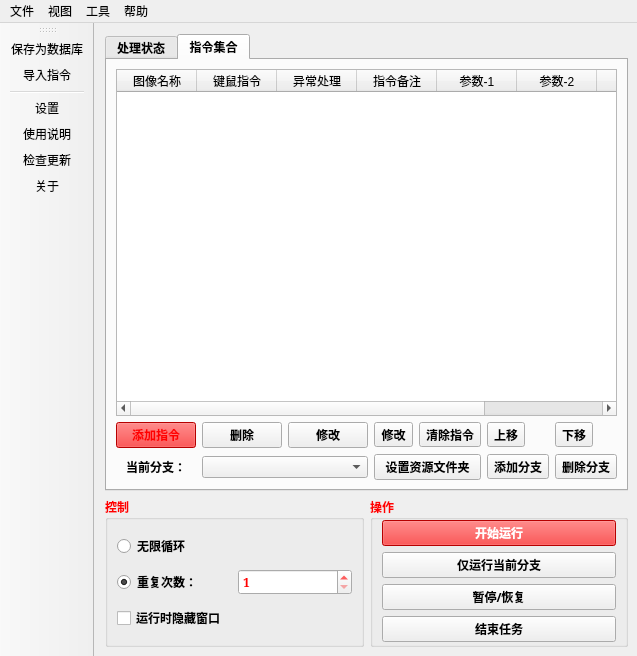
Before: the Qt Designer form 窗体/mainwindow.ui in FsterThanLight/automatic_clicker_2, drawn with Qt 5.
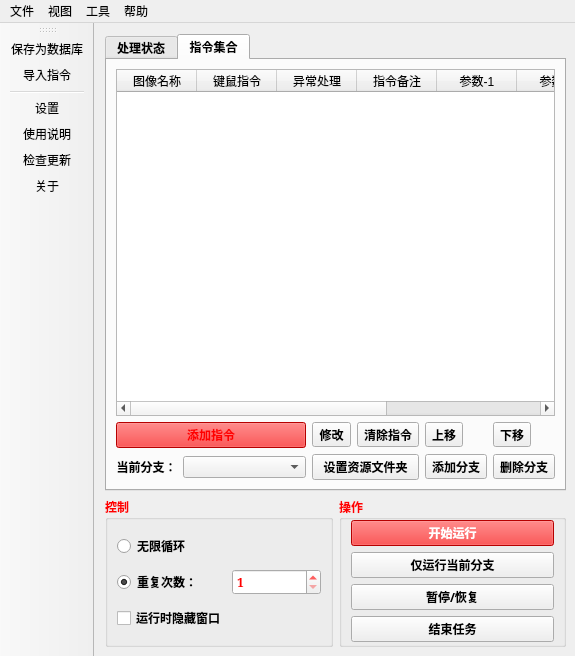
After: the same form once the commit is applied. Icons and pictures are not drawn.

The edit to the form file:
```diff
--- a/窗体/mainwindow.ui
+++ b/窗体/mainwindow.ui
@@ -1012,6 +1012,31 @@
         </item>
         <item>
          <layout class="QGridLayout" name="gridLayout">
+          <item row="0" column="5">
+           <widget class="QToolButton" name="toolButton_3">
+            <property name="text">
+             <string>上移</string>
+            </property>
+            <property name="icon">
+             <iconset resource="../images.qrc">
+              <normaloff>:/按钮图标/窗体/res/上移.png</normaloff>:/按钮图标/窗体/res/上移.png</iconset>
+            </property>
+           </widget>
+          </item>
+          <item row="1" column="5">
+           <widget class="QToolButton" name="toolButton_2">
+            <property name="text">
+             <string>添加分支</string>
+            </property>
+            <property name="icon">
+             <iconset resource="../images.qrc">
+              <normaloff>:/按钮图标/窗体/res/add.png</normaloff>:/按钮图标/窗体/res/add.png</iconset>
+            </property>
+           </widget>
+          </item>
+          <item row="1" column="1" colspan="2">
+           <widget class="QComboBox" name="comboBox"/>
+          </item>
           <item row="0" column="6">
            <widget class="QToolButton" name="toolButton_4">
             <property name="text">
@@ -1023,16 +1048,6 @@
             </property>
            </widget>
           </item>
-          <item row="1" column="1" colspan="2">
-           <widget class="QComboBox" name="comboBox"/>
-          </item>
-          <item row="0" column="2">
-           <widget class="QPushButton" name="pushButton_8">
-            <property name="text">
-             <string>修改</string>
-            </property>
-           </widget>
-          </item>
           <item row="1" column="6">
            <widget class="QToolButton" name="toolButton">
             <property name="text">
@@ -1044,23 +1059,6 @@
             </property>
            </widget>
           </item>
-          <item row="0" column="3">
-           <widget class="QToolButton" name="toolButton_5">
-            <property name="text">
-             <string>修改</string>
-            </property>
-            <property name="icon">
-             <iconset resource="../images.qrc">
-              <normaloff>:/按钮图标/窗体/res/刷新.png</normaloff>:/按钮图标/窗体/res/刷新.png</iconset>
-            </property>
-            <property name="iconSize">
-             <size>
-              <width>40</width>
-              <height>20</height>
-             </size>
-            </property>
-           </widget>
-          </item>
           <item row="1" column="0">
            <widget class="QLabel" name="label">
             <property name="palette">
@@ -1108,204 +1106,6 @@
             </property>
            </widget>
           </item>
-          <item row="0" column="0">
-           <widget class="QPushButton" name="pushButton">
-            <property name="palette">
-             <palette>
-              <active>
-               <colorrole role="Button">
-                <brush brushstyle="SolidPattern">
-                 <color alpha="255">
-                  <red>255</red>
-                  <green>0</green>
-                  <blue>0</blue>
-                 </color>
-                </brush>
-               </colorrole>
-               <colorrole role="Text">
-                <brush brushstyle="SolidPattern">
-                 <color alpha="255">
-                  <red>255</red>
-                  <green>0</green>
-                  <blue>0</blue>
-                 </color>
-                </brush>
-               </colorrole>
-               <colorrole role="ButtonText">
-                <brush brushstyle="SolidPattern">
-                 <color alpha="255">
-                  <red>255</red>
-                  <green>0</green>
-                  <blue>0</blue>
-                 </color>
-                </brush>
-               </colorrole>
-               <colorrole role="Base">
-                <brush brushstyle="SolidPattern">
-                 <color alpha="255">
-                  <red>255</red>
-                  <green>255</green>
-                  <blue>255</blue>
-                 </color>
-                </brush>
-               </colorrole>
-               <colorrole role="Window">
-                <brush brushstyle="SolidPattern">
-                 <color alpha="255">
-                  <red>255</red>
-                  <green>0</green>
-                  <blue>0</blue>
-                 </color>
-                </brush>
-               </colorrole>
-               <colorrole role="PlaceholderText">
-                <brush brushstyle="SolidPattern">
-                 <color alpha="128">
-                  <red>255</red>
-                  <green>0</green>
-                  <blue>0</blue>
-                 </color>
-                </brush>
-               </colorrole>
-              </active>
-              <inactive>
-               <colorrole role="Button">
-                <brush brushstyle="SolidPattern">
-                 <color alpha="255">
-                  <red>255</red>
-                  <green>0</green>
-                  <blue>0</blue>
-                 </color>
-                </brush>
-               </colorrole>
-               <colorrole role="Text">
-                <brush brushstyle="SolidPattern">
-                 <color alpha="255">
-                  <red>255</red>
-                  <green>0</green>
-                  <blue>0</blue>
-                 </color>
-                </brush>
-               </colorrole>
-               <colorrole role="ButtonText">
-                <brush brushstyle="SolidPattern">
-                 <color alpha="255">
-                  <red>255</red>
-                  <green>0</green>
-                  <blue>0</blue>
-                 </color>
-                </brush>
-               </colorrole>
-               <colorrole role="Base">
-                <brush brushstyle="SolidPattern">
-                 <color alpha="255">
-                  <red>255</red>
-                  <green>255</green>
-                  <blue>255</blue>
-                 </color>
-                </brush>
-               </colorrole>
-               <colorrole role="Window">
-                <brush brushstyle="SolidPattern">
-                 <color alpha="255">
-                  <red>255</red>
-                  <green>0</green>
-                  <blue>0</blue>
-                 </color>
-                </brush>
-               </colorrole>
-               <colorrole role="PlaceholderText">
-                <brush brushstyle="SolidPattern">
-                 <color alpha="128">
-                  <red>255</red>
-                  <green>0</green>
-                  <blue>0</blue>
-                 </color>
-                </brush>
-               </colorrole>
-              </inactive>
-              <disabled>
-               <colorrole role="Button">
-                <brush brushstyle="SolidPattern">
-                 <color alpha="255">
-                  <red>255</red>
-                  <green>0</green>
-                  <blue>0</blue>
-                 </color>
-                </brush>
-               </colorrole>
-               <colorrole role="Text">
-                <brush brushstyle="SolidPattern">
-                 <color alpha="255">
-                  <red>120</red>
-                  <green>120</green>
-                  <blue>120</blue>
-                 </color>
-                </brush>
-               </colorrole>
-               <colorrole role="ButtonText">
-                <brush brushstyle="SolidPattern">
-                 <color alpha="255">
-                  <red>120</red>
-                  <green>120</green>
-                  <blue>120</blue>
-                 </color>
-                </brush>
-               </colorrole>
-               <colorrole role="Base">
-                <brush brushstyle="SolidPattern">
-                 <color alpha="255">
-                  <red>255</red>
-                  <green>0</green>
-                  <blue>0</blue>
-                 </color>
-                </brush>
-               </colorrole>
-               <colorrole role="Window">
-                <brush brushstyle="SolidPattern">
-                 <color alpha="255">
-                  <red>255</red>
-                  <green>0</green>
-                  <blue>0</blue>
-                 </color>
-                </brush>
-               </colorrole>
-               <colorrole role="PlaceholderText">
-                <brush brushstyle="SolidPattern">
-                 <color alpha="128">
-                  <red>0</red>
-                  <green>0</green>
-                  <blue>0</blue>
-                 </color>
-                </brush>
-               </colorrole>
-              </disabled>
-             </palette>
-            </property>
-            <property name="text">
-             <string>添加指令</string>
-            </property>
-            <property name="iconSize">
-             <size>
-              <width>40</width>
-              <height>20</height>
-             </size>
-            </property>
-           </widget>
-          </item>
-          <item row="0" column="1">
-           <widget class="QPushButton" name="pushButton_2">
-            <property name="text">
-             <string>删除</string>
-            </property>
-            <property name="iconSize">
-             <size>
-              <width>40</width>
-              <height>20</height>
-             </size>
-            </property>
-           </widget>
-          </item>
           <item row="1" column="3" colspan="2">
            <widget class="QPushButton" name="pushButton_3">
             <property name="text">
@@ -1313,28 +1113,6 @@
             </property>
            </widget>
           </item>
-          <item row="0" column="5">
-           <widget class="QToolButton" name="toolButton_3">
-            <property name="text">
-             <string>上移</string>
-            </property>
-            <property name="icon">
-             <iconset resource="../images.qrc">
-              <normaloff>:/按钮图标/窗体/res/上移.png</normaloff>:/按钮图标/窗体/res/上移.png</iconset>
-            </property>
-           </widget>
-          </item>
-          <item row="1" column="5">
-           <widget class="QToolButton" name="toolButton_2">
-            <property name="text">
-             <string>添加分支</string>
-            </property>
-            <property name="icon">
-             <iconset resource="../images.qrc">
-              <normaloff>:/按钮图标/窗体/res/add.png</normaloff>:/按钮图标/窗体/res/add.png</iconset>
-            </property>
-           </widget>
-          </item>
           <item row="0" column="4">
            <widget class="QToolButton" name="toolButton_6">
             <property name="styleSheet">
@@ -1355,6 +1133,218 @@
             </property>
            </widget>
           </item>
+          <item row="0" column="3">
+           <widget class="QToolButton" name="toolButton_5">
+            <property name="text">
+             <string>修改</string>
+            </property>
+            <property name="icon">
+             <iconset resource="../images.qrc">
+              <normaloff>:/按钮图标/窗体/res/刷新.png</normaloff>:/按钮图标/窗体/res/刷新.png</iconset>
+            </property>
+            <property name="iconSize">
+             <size>
+              <width>40</width>
+              <height>20</height>
+             </size>
+            </property>
+           </widget>
+          </item>
+          <item row="0" column="0" colspan="3">
+           <widget class="QPushButton" name="pushButton">
+            <property name="palette">
+             <palette>
+              <active>
+               <colorrole role="Button">
+                <brush brushstyle="SolidPattern">
+                 <color alpha="255">
+                  <red>255</red>
+                  <green>0</green>
+                  <blue>0</blue>
+                 </color>
+                </brush>
+               </colorrole>
+               <colorrole role="Text">
+                <brush brushstyle="SolidPattern">
+                 <color alpha="255">
+                  <red>255</red>
+                  <green>0</green>
+                  <blue>0</blue>
+                 </color>
+                </brush>
+               </colorrole>
+               <colorrole role="ButtonText">
+                <brush brushstyle="SolidPattern">
+                 <color alpha="255">
+                  <red>255</red>
+                  <green>0</green>
+                  <blue>0</blue>
+                 </color>
+                </brush>
+               </colorrole>
+               <colorrole role="Base">
+                <brush brushstyle="SolidPattern">
+                 <color alpha="255">
+                  <red>255</red>
+                  <green>255</green>
+                  <blue>255</blue>
+                 </color>
+                </brush>
+               </colorrole>
+               <colorrole role="Window">
+                <brush brushstyle="SolidPattern">
+                 <color alpha="255">
+                  <red>255</red>
+                  <green>0</green>
+                  <blue>0</blue>
+                 </color>
+                </brush>
+               </colorrole>
+               <colorrole role="PlaceholderText">
+                <brush brushstyle="SolidPattern">
+                 <color alpha="128">
+                  <red>255</red>
+                  <green>0</green>
+                  <blue>0</blue>
+                 </color>
+                </brush>
+               </colorrole>
+              </active>
+              <inactive>
+               <colorrole role="Button">
+                <brush brushstyle="SolidPattern">
+                 <color alpha="255">
+                  <red>255</red>
+                  <green>0</green>
+                  <blue>0</blue>
+                 </color>
+                </brush>
+               </colorrole>
+               <colorrole role="Text">
+                <brush brushstyle="SolidPattern">
+                 <color alpha="255">
+                  <red>255</red>
+                  <green>0</green>
+                  <blue>0</blue>
+                 </color>
+                </brush>
+               </colorrole>
+               <colorrole role="ButtonText">
+                <brush brushstyle="SolidPattern">
+                 <color alpha="255">
+                  <red>255</red>
+                  <green>0</green>
+                  <blue>0</blue>
+                 </color>
+                </brush>
+               </colorrole>
+               <colorrole role="Base">
+                <brush brushstyle="SolidPattern">
+                 <color alpha="255">
+                  <red>255</red>
+                  <green>255</green>
+                  <blue>255</blue>
+                 </color>
+                </brush>
+               </colorrole>
+               <colorrole role="Window">
+                <brush brushstyle="SolidPattern">
+                 <color alpha="255">
+                  <red>255</red>
+                  <green>0</green>
+                  <blue>0</blue>
+                 </color>
+                </brush>
+               </colorrole>
+               <colorrole role="PlaceholderText">
+                <brush brushstyle="SolidPattern">
+                 <color alpha="128">
+                  <red>255</red>
+                  <green>0</green>
+                  <blue>0</blue>
+                 </color>
+                </brush>
+               </colorrole>
+              </inactive>
+              <disabled>
+               <colorrole role="Button">
+                <brush brushstyle="SolidPattern">
+                 <color alpha="255">
+                  <red>255</red>
+                  <green>0</green>
+                  <blue>0</blue>
+                 </color>
+                </brush>
+               </colorrole>
+               <colorrole role="Text">
+                <brush brushstyle="SolidPattern">
+                 <color alpha="255">
+                  <red>120</red>
+                  <green>120</green>
+                  <blue>120</blue>
+                 </color>
+                </brush>
+               </colorrole>
+               <colorrole role="ButtonText">
+                <brush brushstyle="SolidPattern">
+                 <color alpha="255">
+                  <red>120</red>
+                  <green>120</green>
+                  <blue>120</blue>
+                 </color>
+                </brush>
+               </colorrole>
+               <colorrole role="Base">
+                <brush brushstyle="SolidPattern">
+                 <color alpha="255">
+                  <red>255</red>
+                  <green>0</green>
+                  <blue>0</blue>
+                 </color>
+                </brush>
+               </colorrole>
+               <colorrole role="Window">
+                <brush brushstyle="SolidPattern">
+                 <color alpha="255">
+                  <red>255</red>
+                  <green>0</green>
+                  <blue>0</blue>
+                 </color>
+                </brush>
+               </colorrole>
+               <colorrole role="PlaceholderText">
+                <brush brushstyle="SolidPattern">
+                 <color alpha="128">
+                  <red>0</red>
+                  <green>0</green>
+                  <blue>0</blue>
+                 </color>
+                </brush>
+               </colorrole>
+              </disabled>
+             </palette>
+            </property>
+            <property name="font">
+             <font>
+              <family>SimSun</family>
+              <weight>75</weight>
+              <bold>true</bold>
+             </font>
+            </property>
+            <property name="styleSheet">
+             <string notr="true"/>
+            </property>
+            <property name="text">
+             <string>添加指令</string>
+            </property>
+            <property name="iconSize">
+             <size>
+              <width>40</width>
+              <height>20</height>
+             </size>
+            </property>
+           </widget>
+          </item>
          </layout>
         </item>
        </layout>
```
